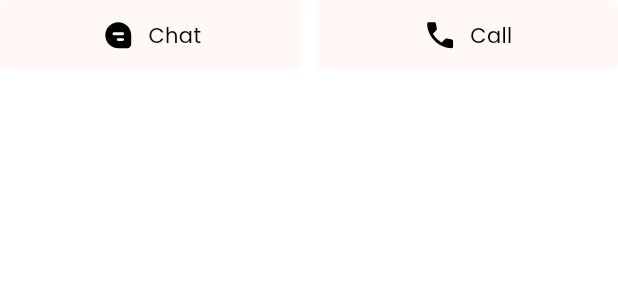
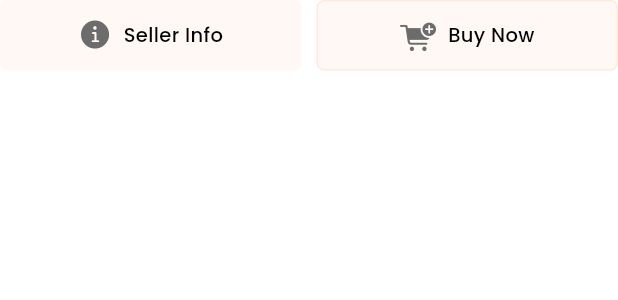
Before and after one commit to Kudumart/kudu-mobile, a Flutter app: the _Buttons widget shown alone on an empty page, opened directly, on a phone screen of 412 x 824 dp. Shown: the top 300 px of the screen. Run offline on Flutter 3.47's test engine with Material 3 defaults, Android fonts, the phone set to English and light mode, and no system bars; our stand-ins replace equatable, flutter_svg, go_router, pin_code_fields.

Commit message:
Changed some UI elements

```diff
--- a/lib/app/ui/screens/dashboard_layout/screens/home/widgets/product_card.dart
+++ b/lib/app/ui/screens/dashboard_layout/screens/home/widgets/product_card.dart
@@ -203,15 +203,23 @@ class _Buttons extends StatelessWidget {
         Flexible(
             flex: 1,
             child: _Button(
-              label: "Chat",
-              iconAssetUrl: UiIcon.chatFilled,
+              label: "Seller Info",
+              icon: const Icon(
+                CupertinoIcons.info_circle_fill,
+                size: 22,
+                color: UiColor.iconBlack,
+              ),
               onPressed: () {},
             )),
         const SizedBox(width: 10),
         Flexible(
             flex: 1,
             child: _Button(
-                label: "Call", iconAssetUrl: UiIcon.phone, onPressed: () {}))
+                useBorder: true,
+                label: "Buy Now",
+                icon: const Icon(CupertinoIcons.cart_fill_badge_plus,
+                    size: 24, color: UiColor.iconBlack),
+                onPressed: () {}))
       ],
     );
   }
@@ -219,12 +227,14 @@ class _Buttons extends StatelessWidget {
 
 class _Button extends StatelessWidget {
   final String label;
-  final String iconAssetUrl;
+  final Widget icon;
   final Function() onPressed;
+  final bool useBorder;
   const _Button(
       {required this.label,
+      this.useBorder = false,
       required this.onPressed,
-      required this.iconAssetUrl});
+      required this.icon});
 
   @override
   Widget build(BuildContext context) {
@@ -234,18 +244,20 @@ class _Button extends StatelessWidget {
         constraints: const BoxConstraints(minHeight: 47, maxHeight: 51),
         decoration: BoxDecoration(
             color: UiColor.primary.withOpacity(0.05),
+            border: useBorder
+                ? Border.all(color: UiColor.primary.withOpacity(0.1))
+                : null,
             borderRadius: BorderRadius.circular(5)),
         child: Row(
           mainAxisAlignment: MainAxisAlignment.center,
           children: [
-            SvgPicture.asset(iconAssetUrl,
-                height: 24, width: 24, fit: BoxFit.contain),
+            icon,
             const SizedBox(width: 8),
             Text(
               label,
               style: const TextStyle(
-                  fontSize: 14,
-                  fontWeight: FontWeight.w400,
+                  fontSize: 13,
+                  fontWeight: FontWeight.w500,
                   color: Colors.black),
             )
           ],
```
Also changed, not shown: lib/app/ui/screens/authentication/screens/forgot_password/screen.dart (+4 -4 lines), lib/app/ui/screens/authentication/screens/reset_password_screen/screen.dart (+6 -4 lines), lib/app/ui/screens/authentication/screens/sign_in_screen/screen.dart (+4 -4 lines), lib/app/ui/screens/authentication/screens/sign_up_screen/screen.dart (+7 -4 lines), lib/app/ui/screens/dashboard_layout/screens/home/screen.dart (+11 -17 lines), lib/app/ui/screens/dashboard_layout/screens/home/widgets/categories_by_usage.dart (+15 -5 lines), lib/app/ui/screens/dashboard_layout/screens/home/widgets/services.dart (+15 -22 lines), pubspec.yaml (+0 -17 lines), assets/fonts/proxima/w300.otf (deleted), assets/fonts/proxima/w400.otf (deleted), assets/fonts/proxima/w500.otf (deleted), assets/fonts/proxima/w600.otf (deleted), assets/fonts/proxima/w700.otf (deleted), assets/fonts/proxima/w800.otf (deleted), 1 more files.
